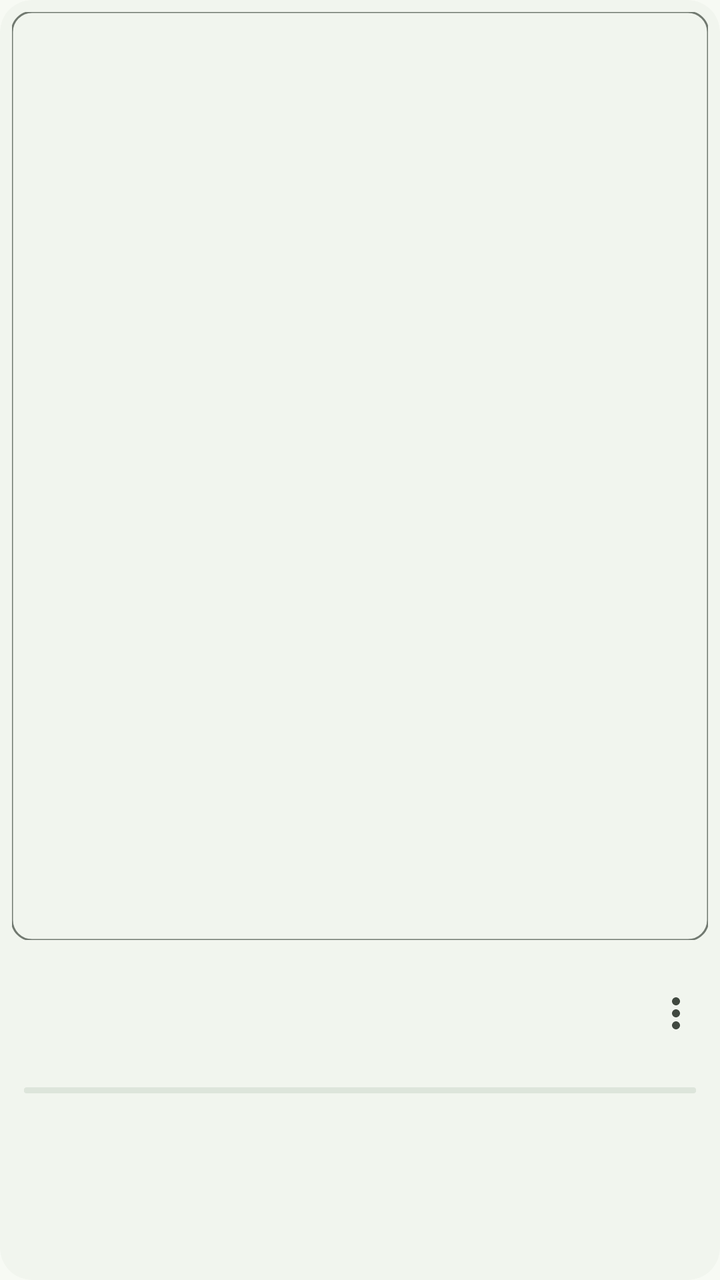
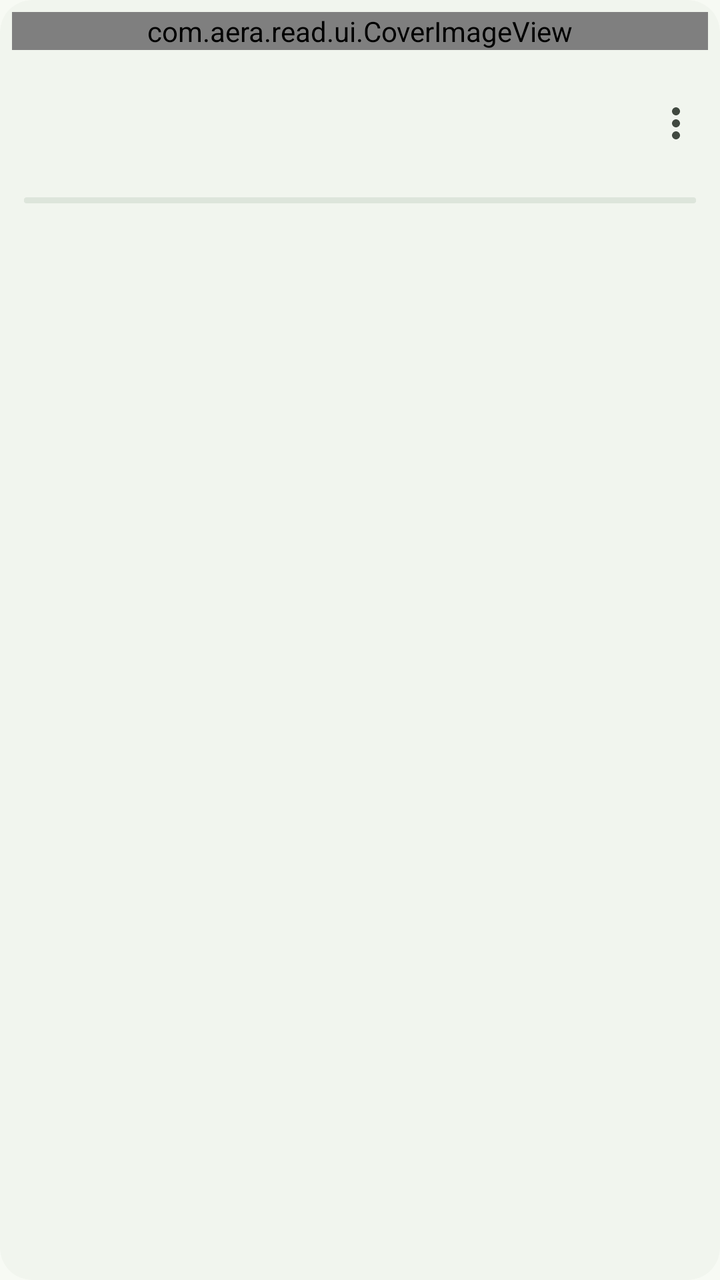

Screens rendered from an Android XML layout before and after an edit, with the pre-edit source and the edit as a unified diff.
<!-- AndroidManifest.xml: application theme Theme.Aera -->
<!-- res/layout/item_book.xml -->
<?xml version="1.0" encoding="utf-8"?>
<com.google.android.material.card.MaterialCardView
    xmlns:android="http://schemas.android.com/apk/res/android"
    xmlns:app="http://schemas.android.com/apk/res-auto"
    android:id="@+id/card"
    android:layout_width="match_parent"
    android:layout_height="wrap_content"
    android:clickable="true"
    android:focusable="true"
    app:cardBackgroundColor="?attr/colorSurfaceContainerLow"
    app:cardCornerRadius="16dp"
    app:cardElevation="0dp"
    app:strokeWidth="0dp">

    <androidx.constraintlayout.widget.ConstraintLayout
        android:layout_width="match_parent"
        android:layout_height="wrap_content">

        <com.google.android.material.imageview.ShapeableImageView
            android:id="@+id/cover"
            android:layout_width="0dp"
            android:layout_height="0dp"
            android:layout_marginStart="6dp"
            android:layout_marginTop="6dp"
            android:layout_marginEnd="6dp"
            android:scaleType="centerCrop"
            app:layout_constraintDimensionRatio="3:4"
            app:layout_constraintEnd_toEndOf="parent"
            app:layout_constraintStart_toStartOf="parent"
            app:layout_constraintTop_toTopOf="parent"
            app:shapeAppearanceOverlay="@style/ShapeAppearance.Aera.Cover"
            app:strokeColor="?attr/colorOutline"
            app:strokeWidth="1dp" />

        <LinearLayout
            android:id="@+id/meta"
            android:layout_width="0dp"
            android:layout_height="wrap_content"
            android:layout_marginStart="12dp"
            android:layout_marginTop="10dp"
            android:layout_marginEnd="6dp"
            android:gravity="center_vertical"
            android:orientation="horizontal"
            app:layout_constraintEnd_toEndOf="parent"
            app:layout_constraintStart_toStartOf="parent"
            app:layout_constraintTop_toBottomOf="@id/cover">

            <LinearLayout
                android:layout_width="0dp"
                android:layout_height="wrap_content"
                android:layout_weight="1"
                android:orientation="vertical">

                <TextView
                    android:id="@+id/title"
                    android:layout_width="match_parent"
                    android:layout_height="wrap_content"
                    android:ellipsize="end"
                    android:maxLines="2"
                    android:minLines="2"
                    android:textAppearance="?attr/textAppearanceTitleSmall"
                    android:textColor="?attr/colorOnSurface" />

                <TextView
                    android:id="@+id/author"
                    android:layout_width="match_parent"
                    android:layout_height="wrap_content"
                    android:layout_marginTop="2dp"
                    android:ellipsize="end"
                    android:maxLines="1"
                    android:textAppearance="?attr/textAppearanceBodySmall"
                    android:textColor="?attr/colorOnSurfaceVariant" />
            </LinearLayout>

            <ImageButton
                android:id="@+id/more"
                android:layout_width="32dp"
                android:layout_height="32dp"
                android:background="?attr/selectableItemBackgroundBorderless"
                android:contentDescription="@string/book_actions"
                android:padding="7dp"
                android:src="@drawable/ic_more_vert"
                app:tint="?attr/colorOnSurfaceVariant" />
        </LinearLayout>

        <com.google.android.material.progressindicator.LinearProgressIndicator
            android:id="@+id/progress"
            android:layout_width="0dp"
            android:layout_height="3dp"
            android:layout_marginStart="12dp"
            android:layout_marginTop="10dp"
            android:layout_marginEnd="12dp"
            android:layout_marginBottom="12dp"
            app:indicatorColor="?attr/colorPrimary"
            app:layout_constraintBottom_toBottomOf="parent"
            app:layout_constraintEnd_toEndOf="parent"
            app:layout_constraintStart_toStartOf="parent"
            app:layout_constraintTop_toBottomOf="@id/meta"
            app:trackColor="?attr/colorSurfaceVariant"
            app:trackStopIndicatorSize="0dp"
            app:trackCornerRadius="2dp"
            app:trackThickness="3dp" />

    </androidx.constraintlayout.widget.ConstraintLayout>
</com.google.android.material.card.MaterialCardView>
<!-- resources referenced by this layout -->
<resources>
  <style name="Theme.Aera" parent="Theme.Material3.DayNight.NoActionBar">
          <item name="colorPrimary">@color/primary</item>
          <item name="colorOnPrimary">@color/on_primary</item>
          <item name="colorPrimaryContainer">@color/primary_container</item>
          <item name="colorOnPrimaryContainer">@color/on_primary_container</item>
          <item name="colorSecondary">@color/secondary</item>
          <item name="colorOnSecondary">@color/on_secondary</item>
          <item name="colorSecondaryContainer">@color/secondary_container</item>
          <item name="colorOnSecondaryContainer">@color/on_secondary_container</item>
          <item name="colorTertiary">@color/tertiary</item>
          <item name="colorOnTertiary">@color/on_tertiary</item>
          <item name="colorTertiaryContainer">@color/tertiary_container</item>
          <item name="colorOnTertiaryContainer">@color/on_tertiary_container</item>
          <item name="colorError">@color/error</item>
          <item name="colorOnError">@color/on_error</item>
          <item name="colorErrorContainer">@color/error_container</item>
          <item name="colorOnErrorContainer">@color/on_error_container</item>
          <item name="colorSurface">@color/surface</item>
          <item name="colorOnSurface">@color/on_surface</item>
          <item name="colorSurfaceVariant">@color/surface_variant</item>
          <item name="colorOnSurfaceVariant">@color/on_surface_variant</item>
          <item name="colorSurfaceContainerLowest">@color/surface_container_lowest</item>
          <item name="colorSurfaceContainerLow">@color/surface_container_low</item>
          <item name="colorSurfaceContainer">@color/surface_container</item>
          <item name="colorSurfaceContainerHigh">@color/surface_container_high</item>
          <item name="colorSurfaceContainerHighest">@color/surface_container_highest</item>
          <item name="colorSurfaceDim">@color/surface_dim</item>
          <item name="colorSurfaceBright">@color/surface_bright</item>
          <item name="colorOutline">@color/outline</item>
          <item name="colorOutlineVariant">@color/outline_variant</item>
          
          <item name="colorOnBackground">@color/on_background</item>
          <item name="colorSurfaceInverse">@color/inverse_surface</item>
          <item name="colorOnSurfaceInverse">@color/inverse_on_surface</item>
          <item name="colorPrimaryInverse">@color/inverse_primary</item>
          
          <item name="android:colorBackground">@color/background</item>
          <item name="android:windowBackground">@color/background</item>
          <item name="android:statusBarColor">@color/background</item>
          <item name="android:navigationBarColor">@color/background</item>
          <item name="android:windowLightStatusBar">true</item>
          <item name="android:windowActionModeOverlay">true</item>
      </style>
  <color name="error">#BA1A1A</color>
  <color name="outline">#717970</color>
  <!-- unchanged entries left out for length: 35 -->
</resources>

<!-- the commit's change to res/layout/item_book.xml (unified diff, before → after) -->
@@ -12,38 +12,32 @@
     app:cardElevation="0dp"
     app:strokeWidth="0dp">
 
-    <androidx.constraintlayout.widget.ConstraintLayout
+    <LinearLayout
         android:layout_width="match_parent"
-        android:layout_height="wrap_content">
+        android:layout_height="wrap_content"
+        android:orientation="vertical">
 
-        <com.google.android.material.imageview.ShapeableImageView
+        <com.aera.read.ui.CoverImageView
             android:id="@+id/cover"
-            android:layout_width="0dp"
-            android:layout_height="0dp"
+            android:layout_width="match_parent"
+            android:layout_height="wrap_content"
             android:layout_marginStart="6dp"
             android:layout_marginTop="6dp"
             android:layout_marginEnd="6dp"
             android:scaleType="centerCrop"
-            app:layout_constraintDimensionRatio="3:4"
-            app:layout_constraintEnd_toEndOf="parent"
-            app:layout_constraintStart_toStartOf="parent"
-            app:layout_constraintTop_toTopOf="parent"
             app:shapeAppearanceOverlay="@style/ShapeAppearance.Aera.Cover"
             app:strokeColor="?attr/colorOutline"
             app:strokeWidth="1dp" />
 
         <LinearLayout
             android:id="@+id/meta"
-            android:layout_width="0dp"
+            android:layout_width="match_parent"
             android:layout_height="wrap_content"
             android:layout_marginStart="12dp"
             android:layout_marginTop="10dp"
             android:layout_marginEnd="6dp"
             android:gravity="center_vertical"
-            android:orientation="horizontal"
-            app:layout_constraintEnd_toEndOf="parent"
-            app:layout_constraintStart_toStartOf="parent"
-            app:layout_constraintTop_toBottomOf="@id/cover">
+            android:orientation="horizontal">
 
             <LinearLayout
                 android:layout_width="0dp"
@@ -85,21 +79,17 @@
 
         <com.google.android.material.progressindicator.LinearProgressIndicator
             android:id="@+id/progress"
-            android:layout_width="0dp"
+            android:layout_width="match_parent"
             android:layout_height="3dp"
             android:layout_marginStart="12dp"
             android:layout_marginTop="10dp"
             android:layout_marginEnd="12dp"
             android:layout_marginBottom="12dp"
             app:indicatorColor="?attr/colorPrimary"
-            app:layout_constraintBottom_toBottomOf="parent"
-            app:layout_constraintEnd_toEndOf="parent"
-            app:layout_constraintStart_toStartOf="parent"
-            app:layout_constraintTop_toBottomOf="@id/meta"
             app:trackColor="?attr/colorSurfaceVariant"
+            app:trackCornerRadius="2dp"
             app:trackStopIndicatorSize="0dp"
-            app:trackCornerRadius="2dp"
             app:trackThickness="3dp" />
 
-    </androidx.constraintlayout.widget.ConstraintLayout>
+    </LinearLayout>
 </com.google.android.material.card.MaterialCardView>
<!-- resource entries referenced after the edit -->
@@ -1,6 +1,9 @@
 <!-- resources referenced by this layout -->
 <resources>
-  <style name="Theme.Aera" parent="Theme.Material3.DayNight.NoActionBar">
+  <style name="Theme.Aera" parent="Base.Theme.Aera">
+          <item name="android:windowLightStatusBar">true</item>
+      </style>
+  <style name="Base.Theme.Aera" parent="Theme.Material3.DayNight.NoActionBar">
           <item name="colorPrimary">@color/primary</item>
           <item name="colorOnPrimary">@color/on_primary</item>
           <item name="colorPrimaryContainer">@color/primary_container</item>
@@ -30,21 +33,36 @@
           <item name="colorSurfaceBright">@color/surface_bright</item>
           <item name="colorOutline">@color/outline</item>
           <item name="colorOutlineVariant">@color/outline_variant</item>
-          
           <item name="colorOnBackground">@color/on_background</item>
           <item name="colorSurfaceInverse">@color/inverse_surface</item>
           <item name="colorOnSurfaceInverse">@color/inverse_on_surface</item>
           <item name="colorPrimaryInverse">@color/inverse_primary</item>
-          
+          <item name="materialButtonOutlinedStyle">@style/Widget.Aera.OutlinedButton</item>
+          <item name="materialButtonStyle">@style/Widget.Aera.TonalButton</item>
+          <item name="borderlessButtonStyle">@style/Widget.Aera.TextButton</item>
           <item name="android:colorBackground">@color/background</item>
           <item name="android:windowBackground">@color/background</item>
-          <item name="android:statusBarColor">@color/background</item>
-          <item name="android:navigationBarColor">@color/background</item>
-          <item name="android:windowLightStatusBar">true</item>
+          <item name="android:statusBarColor">@android:color/transparent</item>
+          <item name="android:navigationBarColor">@android:color/transparent</item>
           <item name="android:windowActionModeOverlay">true</item>
       </style>
   <color name="error">#BA1A1A</color>
   <color name="outline">#717970</color>
+  <style name="Widget.Aera.OutlinedButton" parent="Widget.Material3.Button.OutlinedButton">
+          <item name="android:singleLine">false</item>
+          <item name="android:maxLines">1</item>
+          <item name="android:ellipsize">end</item>
+      </style>
+  <style name="Widget.Aera.TonalButton" parent="Widget.Material3.Button.TonalButton">
+          <item name="android:singleLine">false</item>
+          <item name="android:maxLines">1</item>
+          <item name="android:ellipsize">end</item>
+      </style>
+  <style name="Widget.Aera.TextButton" parent="Widget.Material3.Button.TextButton">
+          <item name="android:singleLine">false</item>
+          <item name="android:maxLines">1</item>
+          <item name="android:ellipsize">end</item>
+      </style>
   <!-- unchanged entries left out for length: 35 -->
 </resources>
 
